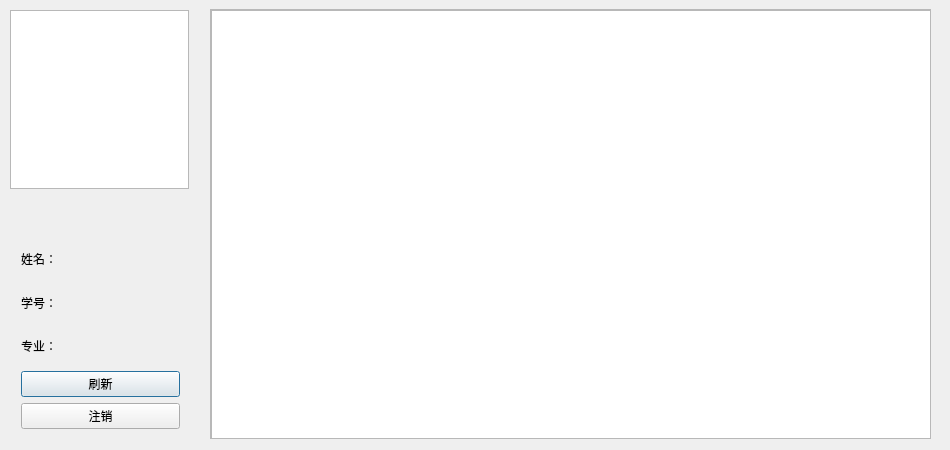
Old version of the form ExamSystem/StudentWindow.ui in the repository ChenjunYing/examsystem.
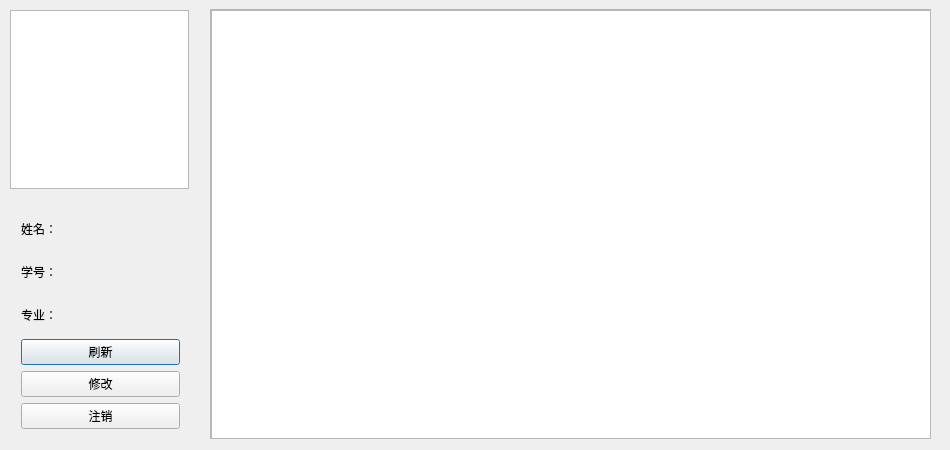
New version of the form. Icons and pictures are not drawn.

Commit message: 增加了修改考试信息和学生界面修改个人信息的功能

Patch:
```diff
--- a/ExamSystem/StudentWindow.ui
+++ b/ExamSystem/StudentWindow.ui
@@ -68,9 +68,9 @@
    <property name="geometry">
     <rect>
      <x>10</x>
-     <y>229</y>
+     <y>199</y>
      <width>181</width>
-     <height>211</height>
+     <height>241</height>
     </rect>
    </property>
    <layout class="QVBoxLayout" name="verticalLayout">
@@ -139,11 +139,24 @@
     </item>
     <item>
      <widget class="QPushButton" name="refreshBtn">
+      <property name="sizePolicy">
+       <sizepolicy hsizetype="Expanding" vsizetype="Fixed">
+        <horstretch>0</horstretch>
+        <verstretch>0</verstretch>
+       </sizepolicy>
+      </property>
       <property name="text">
        <string>刷新</string>
       </property>
      </widget>
     </item>
+    <item>
+     <widget class="QPushButton" name="updateBtn">
+      <property name="text">
+       <string>修改</string>
+      </property>
+     </widget>
+    </item>
     <item>
      <widget class="QPushButton" name="btnLogout">
       <property name="text">
```
Left out of the diff: 6 changed lines with no effect on the pictures. The commit also changes 9 other files.
